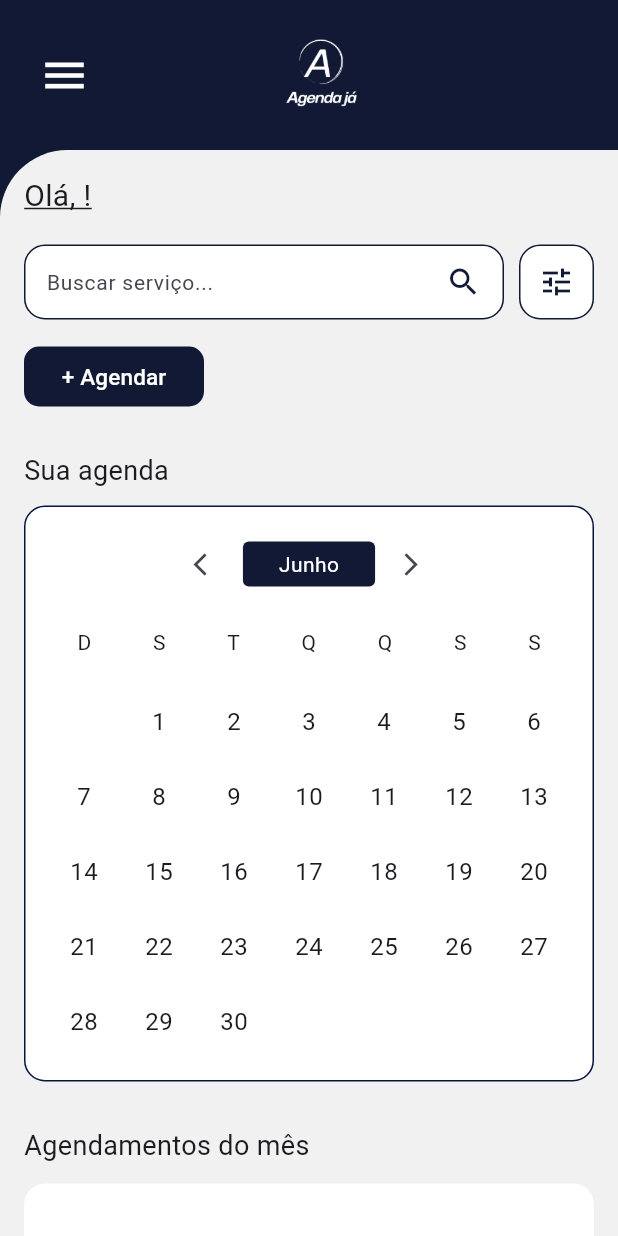
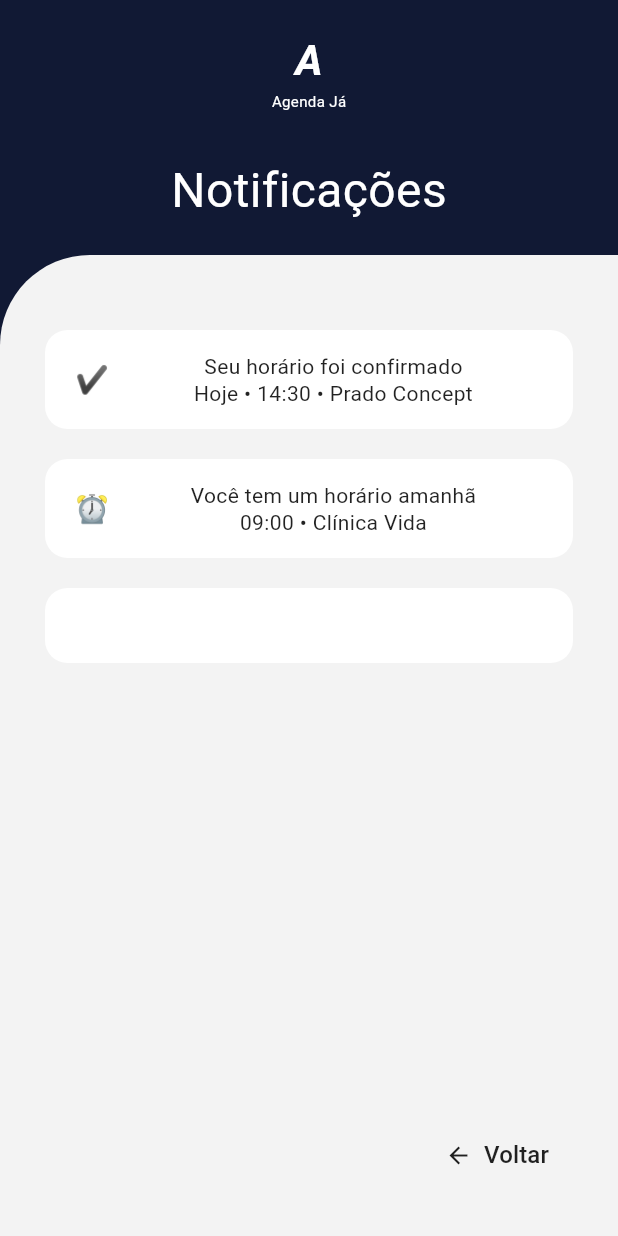
Before and after one commit to SamuVortmann/PI3-AgendaJa, a Flutter app: the HomeClientePage screen opened directly with empty values, in the side drawer, after a tap on "Notificações", on a phone screen of 412 x 824 dp. Run offline on Flutter 3.47's test engine with Material 3 defaults, Android fonts, the phone set to English and light mode, and no system bars.

Commit message:
notificacoes

```diff
--- a/agenda-ja/lib/pages/menu.dart
+++ b/agenda-ja/lib/pages/menu.dart
@@ -1,6 +1,7 @@
 import 'package:flutter/material.dart';
 import 'perfil_cliente.dart';
 import 'meus-agendamentos.dart'; // Importa a tela de agendamentos
+import 'notificacoes.dart'; // Importa a tela de notificações
 
 class MenuCliente extends StatelessWidget {
   final String nome;
@@ -117,7 +118,13 @@ class MenuCliente extends StatelessWidget {
               context: context,
               titulo: 'Notificações',
               onTap: () {
-                Navigator.pop(context);
+                Navigator.pop(context); // Fecha o menu lateral
+                Navigator.push(
+                  context,
+                  MaterialPageRoute(
+                    builder: (context) => const NotificacoesPage(), // Navega para a tela de notificações
+                  ),
+                );
               },
             ),
 
--- /dev/null
+++ b/agenda-ja/lib/pages/notificacoes.dart
@@ -0,0 +1,154 @@
+import 'package:flutter/material.dart';
+
+class NotificacoesPage extends StatelessWidget {
+  const NotificacoesPage({super.key});
+
+  @override
+  Widget build(BuildContext context) {
+    return Scaffold(
+      backgroundColor: const Color(0xFF111934), // Azul escuro do cabeçalho
+      body: SafeArea(
+        child: Column(
+          children: [
+            // CABEÇALHO
+            Container(
+              width: double.infinity,
+              padding: const EdgeInsets.symmetric(vertical: 20),
+              color: const Color(0xFF111934),
+              child: Column(
+                children: [
+                  // LOGO
+                  Column(
+                    children: const [
+                      Text(
+                        'A',
+                        style: TextStyle(
+                          color: Colors.white,
+                          fontSize: 28,
+                          fontWeight: FontWeight.bold,
+                          fontStyle: FontStyle.italic,
+                        ),
+                      ),
+                      Text(
+                        'Agenda Já',
+                        style: TextStyle(color: Colors.white, fontSize: 10),
+                      ),
+                    ],
+                  ),
+                  const SizedBox(height: 30),
+                  // TÍTULO
+                  const Text(
+                    'Notificações',
+                    style: TextStyle(
+                      color: Colors.white,
+                      fontSize: 32,
+                      fontWeight: FontWeight.w400,
+                    ),
+                  ),
+                ],
+              ),
+            ),
+
+            // CORPO DA PÁGINA
+            Expanded(
+              child: Container(
+                width: double.infinity,
+                decoration: const BoxDecoration(
+                  color: Color(0xFFF3F3F3), // Cinza claro do fundo
+                  borderRadius: BorderRadius.only(
+                    topLeft: Radius.circular(60),
+                  ),
+                ),
+                child: Padding(
+                  padding: const EdgeInsets.all(30.0),
+                  child: Column(
+                    children: [
+                      const SizedBox(height: 20),
+
+                      // CARD 1
+                      _buildNotificationCard(
+                        icon: '✔',
+                        text: 'Seu horário foi confirmado\nHoje • 14:30 • Prado Concept',
+                      ),
+
+                      const SizedBox(height: 20),
+
+                      // CARD 2
+                      _buildNotificationCard(
+                        icon: '⏰',
+                        text: 'Você tem um horário amanhã\n09:00 • Clínica Vida',
+                      ),
+
+                      const SizedBox(height: 20),
+
+                      // CARD VAZIO (Como na imagem)
+                      _buildNotificationCard(
+                        icon: '',
+                        text: '',
+                      ),
+
+                      const Spacer(),
+
+                      // BOTÃO VOLTAR
+                      Align(
+                        alignment: Alignment.bottomRight,
+                        child: TextButton.icon(
+                          onPressed: () => Navigator.pop(context),
+                          icon: const Icon(Icons.arrow_back, size: 18, color: Colors.black87),
+                          label: const Text(
+                            'Voltar',
+                            style: TextStyle(
+                              color: Colors.black87,
+                              fontSize: 16,
+                            ),
+                          ),
+                        ),
+                      ),
+                    ],
+                  ),
+                ),
+              ),
+            ),
+          ],
+        ),
+      ),
+    );
+  }
+
+  Widget _buildNotificationCard({required String icon, required String text}) {
+    return Container(
+      width: double.infinity,
+      padding: const EdgeInsets.symmetric(vertical: 15, horizontal: 20),
+      decoration: BoxDecoration(
+        color: Colors.white,
+        borderRadius: BorderRadius.circular(15),
+      ),
+      child: Row(
+        mainAxisAlignment: MainAxisAlignment.center,
+        children: [
+          if (icon.isNotEmpty) ...[
+            Text(
+              icon,
+              style: const TextStyle(fontSize: 18),
+            ),
+            const SizedBox(width: 10),
+          ],
+          if (text.isNotEmpty)
+            Expanded(
+              child: Text(
+                text,
+                textAlign: TextAlign.center,
+                style: const TextStyle(
+                  fontSize: 14,
+                  color: Colors.black87,
+                  height: 1.3,
+                ),
+              ),
+            ),
+          if (text.isEmpty)
+            const SizedBox(height: 20), // Altura mínima para card vazio
+        ],
+      ),
+    );
+  }
+}
```
